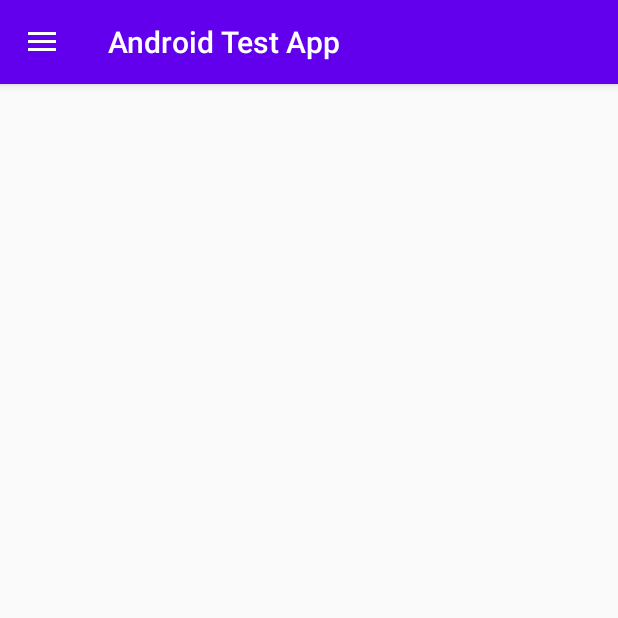
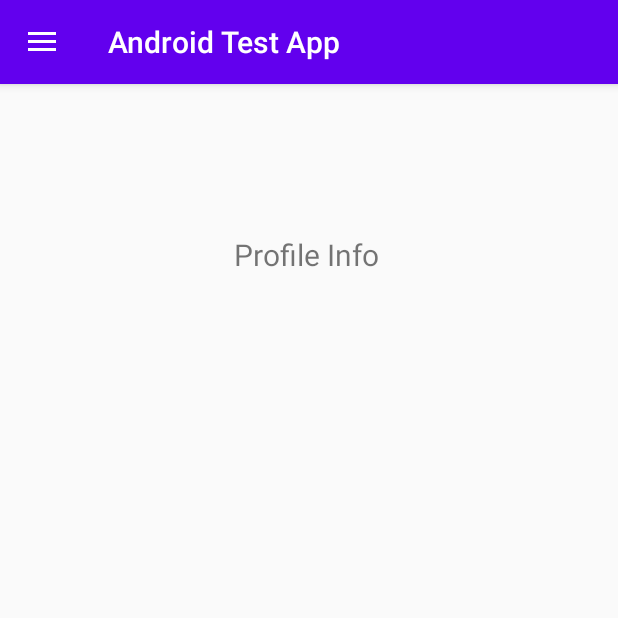
Before and after one commit to timhdang/androidtestapp, an Android app: the screen it shows after launch (MainActivity), in the side drawer, after a tap on "Edit Info", on a phone screen of 412 x 824 dp, the top half of it. Run offline under Robolectric (Android 15) with nearby library versions, the phone set to English and light mode, and no system bars; our stand-ins replace navigation-ui.

Commit message:
Added strings to strings.xml

```diff
--- a/app/build.gradle
+++ b/app/build.gradle
@@ -6,7 +6,7 @@ android {
 
     defaultConfig {
         applicationId "com.timhdang.test2"
-        minSdkVersion 24
+        minSdkVersion 19
         targetSdkVersion 29
         versionCode 1
         versionName "1.0"
--- a/app/src/main/java/com/timhdang/test2/ui/base/BaseFragment.java
+++ b/app/src/main/java/com/timhdang/test2/ui/base/BaseFragment.java
@@ -4,31 +4,17 @@ import android.os.Bundle;
 import android.view.LayoutInflater;
 import android.view.View;
 import android.view.ViewGroup;
-import android.widget.TextView;
 import android.support.annotation.NonNull;
-import android.support.annotation.Nullable;
 import android.support.v4.app.Fragment;
-import android.arch.lifecycle.Observer;
-import android.arch.lifecycle.ViewModelProviders;
+
 
 import com.timhdang.test2.R;
 
 public class BaseFragment extends Fragment {
 
-    private BaseViewModel baseViewModel;
-
     public View onCreateView(@NonNull LayoutInflater inflater,
                              ViewGroup container, Bundle savedInstanceState) {
-        baseViewModel =
-                ViewModelProviders.of(this).get(BaseViewModel.class);
         View root = inflater.inflate(R.layout.fragment_base, container, false);
-        final TextView textView = root.findViewById(R.id.text_slideshow);
-        baseViewModel.getText().observe(getViewLifecycleOwner(), new Observer<String>() {
-            @Override
-            public void onChanged(@Nullable String s) {
-                textView.setText(s);
-            }
-        });
         return root;
     }
 }
--- a/app/src/main/java/com/timhdang/test2/ui/base/BaseViewModel.java
+++ /dev/null
@@ -1,19 +0,0 @@
-package com.timhdang.test2.ui.base;
-
-import android.arch.lifecycle.LiveData;
-import android.arch.lifecycle.MutableLiveData;
-import android.arch.lifecycle.ViewModel;
-
-public class BaseViewModel extends ViewModel {
-
-    private MutableLiveData<String> mText;
-
-    public BaseViewModel() {
-        mText = new MutableLiveData<>();
-        mText.setValue("This is a test");
-    }
-
-    public LiveData<String> getText() {
-        return mText;
-    }
-}
--- a/app/src/main/java/com/timhdang/test2/ui/edit/EditFragment.java
+++ b/app/src/main/java/com/timhdang/test2/ui/edit/EditFragment.java
@@ -3,46 +3,41 @@ package com.timhdang.test2.ui.edit;
 import android.content.Context;
 import android.content.SharedPreferences;
 import android.os.Bundle;
-import android.util.Log;
 import android.view.LayoutInflater;
 import android.view.View;
 import android.view.ViewGroup;
 import android.widget.TextView;
 import android.support.annotation.NonNull;
-import android.support.annotation.Nullable;
 import android.support.v4.app.Fragment;
-import android.arch.lifecycle.Observer;
-import android.arch.lifecycle.ViewModelProviders;
-
 import com.google.gson.Gson;
 import com.timhdang.test2.Person;
 import com.timhdang.test2.R;
 
-import java.io.Console;
 
 import static com.timhdang.test2.ui.profile.ProfileFragment.PREF_NAME;
 
 public class EditFragment extends Fragment {
 
-    private EditViewModel editViewModel;
     TextView profile_info;
     public View onCreateView(@NonNull LayoutInflater inflater,
                              ViewGroup container, Bundle savedInstanceState) {
-        editViewModel =
-                ViewModelProviders.of(this).get(EditViewModel.class);
         View root = inflater.inflate(R.layout.fragment_edit, container, false);
         profile_info = root.findViewById(R.id.profile_info);
         SharedPreferences mPrefs = getContext().getSharedPreferences(PREF_NAME, Context.MODE_PRIVATE);
         Gson gson = new Gson();
-        String json = mPrefs.getString("personOfInterest", "");
-        Log.e("JSON=",json);
-        Person p = gson.fromJson(json, Person.class);
-
-        profile_info.setText("Profile Info" + "\n\n"
-                              +  p.getFirstname() + p.getLastname() + "\n"
-                              +  "Email:" +      p.getEmail() +"\n"
-                              +  "Phone:" +        p.getPhone() +"\n"      );
-
+        try {
+            String json = mPrefs.getString(getString(R.string.person_of_interest), "");
+            Person p = gson.fromJson(json, Person.class);
+            profile_info.setText(getString(R.string.profile_info)+ "\n\n"
+                    + p.getFirstname() + " " + p.getLastname() + "\n"
+                    + p.getEmail() + "\n"
+                    + p.getPhone() + "\n");
+        }
+        catch (Exception e)
+        {
+            e.printStackTrace();
+            profile_info.setText(getString(R.string.profile_info) + " \n\n");
+        }
 
         return root;
     }
--- a/app/src/main/java/com/timhdang/test2/ui/edit/EditViewModel.java
+++ /dev/null
@@ -1,19 +0,0 @@
-package com.timhdang.test2.ui.edit;
-
-import android.arch.lifecycle.LiveData;
-import android.arch.lifecycle.MutableLiveData;
-import android.arch.lifecycle.ViewModel;
-
-public class EditViewModel extends ViewModel {
-
-    private MutableLiveData<String> mText;
-
-    public EditViewModel() {
-        mText = new MutableLiveData<>();
-        mText.setValue("This is a test");
-    }
-
-    public LiveData<String> getText() {
-        return mText;
-    }
-}
--- a/app/src/main/java/com/timhdang/test2/ui/notification/NotificationFragment.java
+++ b/app/src/main/java/com/timhdang/test2/ui/notification/NotificationFragment.java
@@ -21,11 +21,7 @@ public class NotificationFragment extends Fragment {
         final Dialog dialog = new Dialog(getContext());
         //setting custom layout to dialog
         dialog.setContentView(R.layout.custom_dialog_layout);
-        dialog.setTitle("Custom Dialog");
-
-        //adding text dynamically
-        TextView txt = (TextView) dialog.findViewById(R.id.notification_content);
-        txt.setText("Put your dialog text here.");
+        dialog.setTitle("Alert!");
 
 
         //adding button click event
--- a/app/src/main/res/layout/activity_fake.xml
+++ b/app/src/main/res/layout/activity_fake.xml
@@ -24,7 +24,7 @@
         android:layout_width="177dp"
         android:layout_height="47dp"
         android:gravity="center|center_horizontal|center_vertical"
-        android:text="Hi, Mr. Vang"
+        android:text="@string/hi_mr_vang"
         android:textColor="#FFFFFF"
         android:textSize="30sp"
         android:layout_marginBottom="50dp"
--- a/app/src/main/res/layout/custom_dialog_layout.xml
+++ b/app/src/main/res/layout/custom_dialog_layout.xml
@@ -11,7 +11,7 @@
         android:layout_alignParentTop="true"
         android:layout_centerHorizontal="true"
         android:gravity="center|center_horizontal|center_vertical"
-        android:text="some text"></TextView>
+        android:text="@string/notification_enable"></TextView>
     <Button
         android:id="@+id/ok_button"
         android:layout_width="60dp"
--- a/app/src/main/res/layout/fragment_base.xml
+++ b/app/src/main/res/layout/fragment_base.xml
@@ -15,7 +15,7 @@
         android:layout_marginEnd="8dp"
         android:textAlignment="center"
         android:textSize="20sp"
-        android:text="Welcome to the test app!"
+        android:text="@string/welcome_to_test_app"
         app:layout_constraintBottom_toBottomOf="parent"
         app:layout_constraintEnd_toEndOf="parent"
         app:layout_constraintStart_toStartOf="parent"
--- a/app/src/main/res/navigation/mobile_navigation.xml
+++ b/app/src/main/res/navigation/mobile_navigation.xml
@@ -8,7 +8,7 @@
     <fragment
         android:id="@+id/nav_profile"
         android:name="com.timhdang.test2.ui.profile.ProfileFragment"
-        android:label="Android Test App"
+        android:label="@string/app_name"
         tools:layout="@layout/fragment_profile">
     </fragment>
 
@@ -16,17 +16,17 @@
     <fragment
         android:id="@+id/nav_edit"
         android:name="com.timhdang.test2.ui.edit.EditFragment"
-        android:label="Android Test App"
+        android:label="@string/app_name"
         tools:layout="@layout/fragment_edit" />
 
     <fragment
         android:id="@+id/nav_not_show"
         android:name="com.timhdang.test2.ui.base.BaseFragment"
-        android:label="Android Test App"
+        android:label="@string/app_name"
         tools:layout="@layout/fragment_base" />
     <fragment
         android:id="@+id/nav_notification"
         android:name="com.timhdang.test2.ui.notification.NotificationFragment"
-        android:label="fragment_notification"
+        android:label="@string/app_name"
         tools:layout="@layout/fragment_notification" />
 </navigation>
--- a/app/src/main/res/values/strings.xml
+++ b/app/src/main/res/values/strings.xml
@@ -1,5 +1,5 @@
 <resources>
-    <string name="app_name">test2</string>
+    <string name="app_name">Android Test App</string>
     <string name="navigation_drawer_open">Open navigation drawer</string>
     <string name="navigation_drawer_close">Close navigation drawer</string>
     <string name="nav_header_title">Android Studio</string>
@@ -7,14 +7,28 @@
     <string name="nav_header_desc">Navigation header</string>
     <string name="action_settings">Settings</string>
 
-    <string name="menu_home">Home</string>
-    <string name="menu_gallery">Gallery</string>
-    <string name="menu_slideshow">Slideshow</string>
 
     <string name="home_second">Home Second</string>
 
     <!-- TODO: Remove or change this placeholder text -->
-    <string name="hello_blank_fragment">Hello blank fragment</string>
 
+    <string name="welcome_to_test_app">Welcome to the test app</string>
+
+
+
+    <!-- Profile Fragment -->
+    <string name="first_name">First Name</string>
+    <string name="last_name">Last Name</string>
+    <string name="phone">Phone</string>
+    <string name="email">Email</string>
+    <string name="save">Save</string>
+    <string name="submitted">Submited!</string>
+    <string name="person_of_interest">personOfInterest</string>
+    <!--Edit Fragment -->
+    <string name="profile_info">Profile Info</string>
+    <!--Notification Fragment-->
     <string name="notification_enable">Notifications enabled!</string>
+
+    <!--Fake Activity-->
+    <string name="hi_mr_vang">Hi, Mr. Vang</string>
 </resources>
```
Also changed, not shown: app/src/main/java/com/timhdang/test2/MainActivity.java (+0 -7 lines), app/src/main/java/com/timhdang/test2/ui/profile/ProfileFragment.java (+2 -8 lines), app/src/main/java/com/timhdang/test2/ui/profile/ProfileViewModel.java (deleted, +0 -19 lines), app/src/main/res/layout/fragment_profile.xml (+6 -6 lines), app/src/main/res/drawable/jack.png (added), 1 other file.
